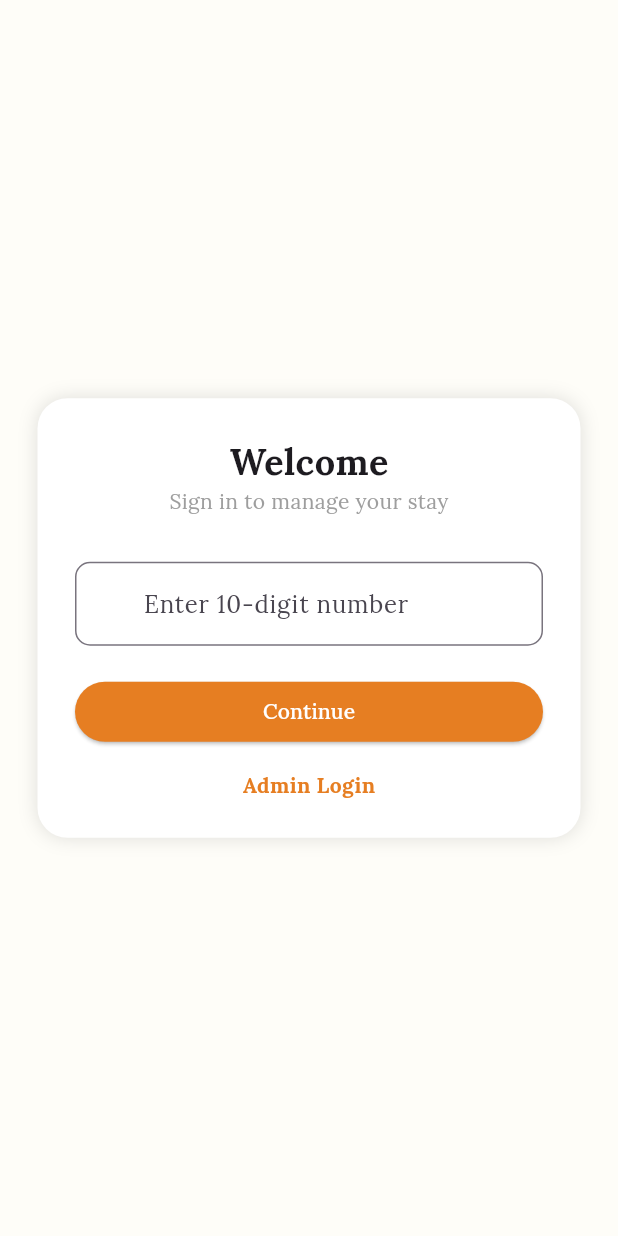
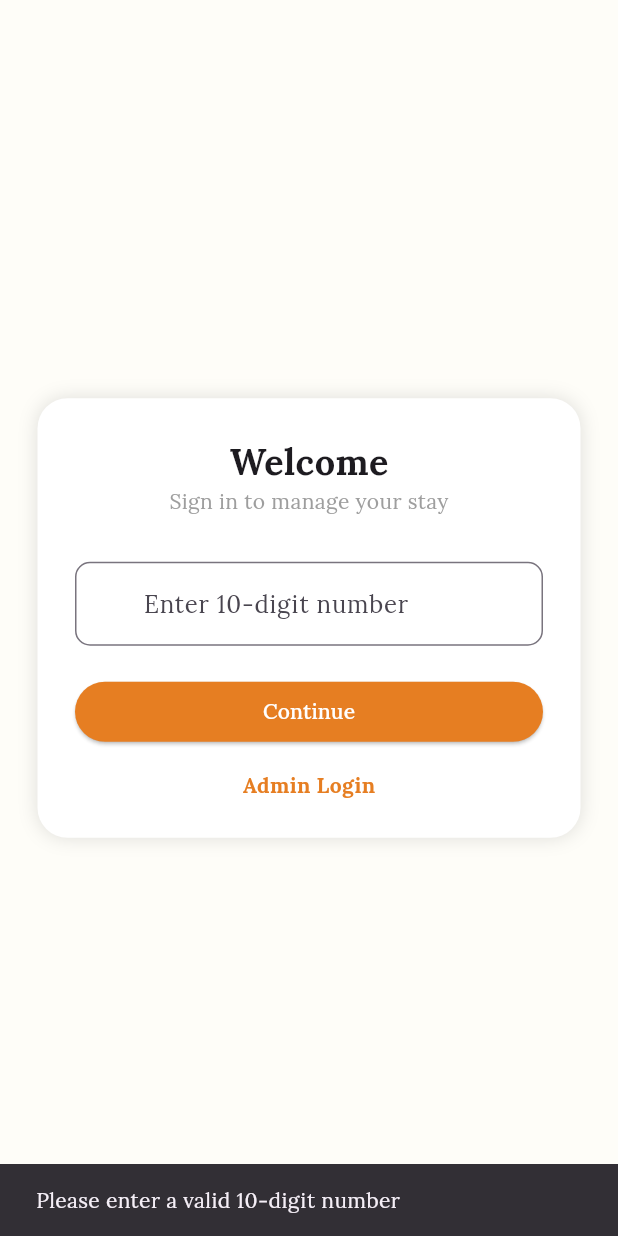
Before and after one commit to Dhruvrughani-cmd/Harikrushna_Group_Rajkot, a Flutter app: the screen it shows after launch, after a tap on "Continue", on a phone screen of 412 x 824 dp. Run offline on Flutter 3.47's test engine with Material 3 defaults, Android fonts, the phone set to English and light mode, and no system bars; our stand-ins replace cloud_firestore, firebase_core, google_fonts, table_calendar; accounts and stored records are empty.

Commit message:
Update login_screen.dart

```diff
--- a/lib/screens/login_screen.dart
+++ b/lib/screens/login_screen.dart
@@ -2,12 +2,16 @@ import 'package:flutter/material.dart';
 
 class LoginScreen extends StatefulWidget {
   const LoginScreen({super.key});
+
   @override
   State<LoginScreen> createState() => _LoginScreenState();
 }
 
 class _LoginScreenState extends State<LoginScreen> {
   final _phoneController = TextEditingController();
+
+  // ૧. એડમિન નંબર્સની લિસ્ટ
+  final List<String> adminNumbers = ['94097773955', '8799651611'];
 
   @override
   Widget build(BuildContext context) {
@@ -19,7 +23,7 @@ class _LoginScreenState extends State<LoginScreen> {
           decoration: BoxDecoration(
             color: Colors.white,
             borderRadius: BorderRadius.circular(20),
-            boxShadow: [BoxShadow(color: Colors.black12, blurRadius: 10)]
+            boxShadow: const [BoxShadow(color: Colors.black12, blurRadius: 10)]
           ),
           child: Column(
             mainAxisSize: MainAxisSize.min,
@@ -41,9 +45,23 @@ class _LoginScreenState extends State<LoginScreen> {
                 width: double.infinity,
                 child: ElevatedButton(
                   onPressed: () {
-                    // જો નંબર ૧૦ આંકડાનો હોય તો જ હોમ પેજ પર જવા દેશે
-                    if (_phoneController.text.length == 10) {
-                      Navigator.pushReplacementNamed(context, '/home', arguments: _phoneController.text);
+                    String phoneNumber = _phoneController.text.trim();
+
+                    // ૨. લોજિક: જો ૧૦ આંકડા હોય તો જ આગળ વધશે
+                    if (phoneNumber.length == 10) {
+                      // ૩. ચેક કરો કે નંબર એડમિન લિસ્ટમાં છે કે નહીં
+                      if (adminNumbers.contains(phoneNumber)) {
+                        // એડમિન ડેશબોર્ડ પર મોકલો
+                        Navigator.pushReplacementNamed(context, '/admin', arguments: phoneNumber);
+                      } else {
+                        // સામાન્ય યુઝરને હોમ પેજ પર મોકલો
+                        Navigator.pushReplacementNamed(context, '/home', arguments: phoneNumber);
+                      }
+                    } else {
+                      // જો નંબર ૧૦ આંકડાનો ન હોય તો મેસેજ બતાવશે
+                      ScaffoldMessenger.of(context).showSnackBar(
+                        const SnackBar(content: Text("Please enter a valid 10-digit number"))
+                      );
                     }
                   },
                   style: ElevatedButton.styleFrom(backgroundColor: const Color(0xFFE67E22)),
@@ -51,6 +69,7 @@ class _LoginScreenState extends State<LoginScreen> {
                 ),
               ),
               const SizedBox(height: 15),
+              // અહીં ક્લિક કરવાથી સીધું એડમિન લોગિનનો કોઈ અલગ રસ્તો રાખવાની હવે જરૂર નથી કારણ કે આપણે ઉપર જ લોજિક સેટ કરી દીધું છે.
               const Text("Admin Login", style: TextStyle(color: Color(0xFFE67E22), fontWeight: FontWeight.bold)),
             ],
           ),
```
